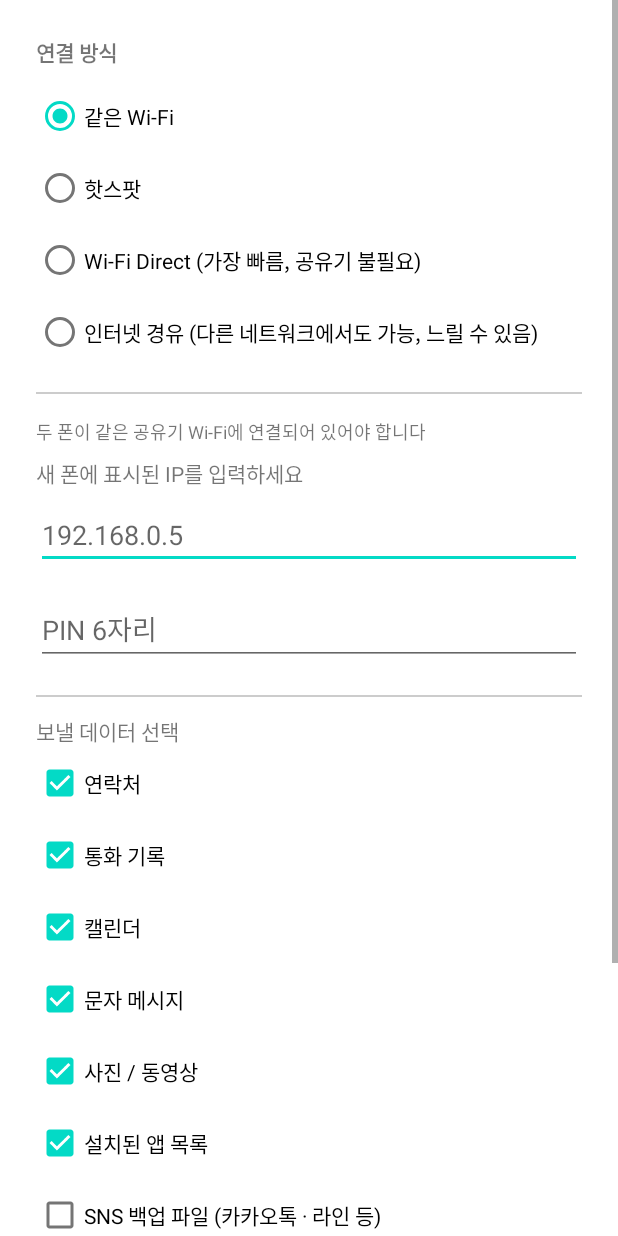
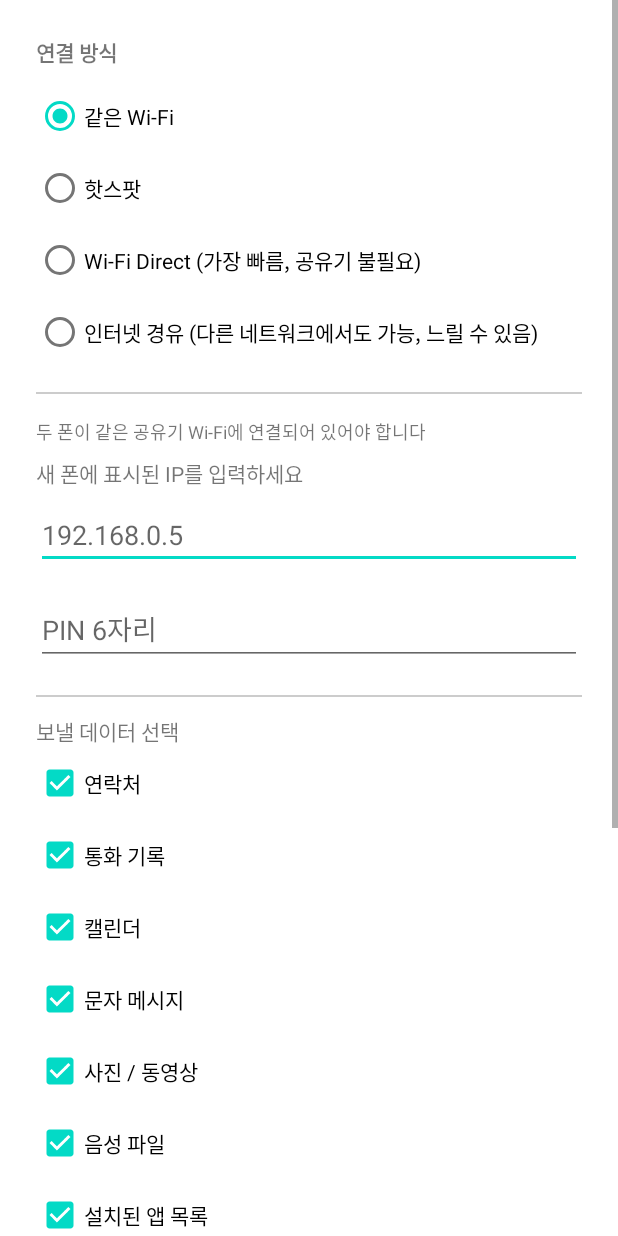
Before and after one commit to allpe409/hp_remote, an Android app: the SendActivity screen opened directly, with no data from a screen before it, on a phone screen of 412 x 824 dp. Run offline under Robolectric (Android 15) with nearby library versions, the phone set to English and light mode, and no system bars.

Commit message:
clone: add audio category + newest-first sort for file-based categories
Audio was missing from the clone list (MediaStore.Audio had no
matching category). Also adds a sort option for file-based categories
(photo/audio/video/SNS backup) so large transfers send the most
recent files first by default - if the transfer is interrupted
partway through, the most-wanted files are the ones already copied.

```diff
--- a/android/feature-clone/src/main/java/com/hpremote/clone/SendActivity.kt
+++ b/android/feature-clone/src/main/java/com/hpremote/clone/SendActivity.kt
@@ -14,6 +14,7 @@ import com.hpremote.clone.transfer.ConnectionMethod
 import com.hpremote.clone.transfer.DEFAULT_RELAY_URL
 import com.hpremote.clone.transfer.DuplexConnector
 import com.hpremote.clone.transfer.LocalConnector
+import com.hpremote.clone.transfer.SortOrder
 import com.hpremote.clone.transfer.TRANSFER_PORT
 import com.hpremote.clone.transfer.TimeEstimate
 import com.hpremote.clone.transfer.TransferClient
@@ -159,9 +160,13 @@ class SendActivity : AppCompatActivity() {
             result += Category.PHOTO
             result += Category.VIDEO
         }
+        if (binding.cbAudio.isChecked) result += Category.AUDIO
         if (binding.cbSnsBackup.isChecked) result += Category.SNS_BACKUP
         return result
     }
+
+    private fun selectedSortOrder(): SortOrder =
+        if (binding.radioSortOldestSend.isChecked) SortOrder.OLDEST_FIRST else SortOrder.NEWEST_FIRST
 
     private fun buildConnector(): DuplexConnector? {
         val pin = binding.editPin.text.toString().trim()
@@ -216,6 +221,7 @@ class SendActivity : AppCompatActivity() {
             pin = pin,
             categories = categories,
             snsBackupTreeUri = snsBackupTreeUri,
+            sortOrder = selectedSortOrder(),
             onProgress = { p ->
                 runOnUiThread {
                     binding.textCategoryIndexSend.text =
--- a/android/feature-clone/src/main/java/com/hpremote/clone/transfer/IoUtils.kt
+++ b/android/feature-clone/src/main/java/com/hpremote/clone/transfer/IoUtils.kt
@@ -37,6 +37,7 @@ fun categoryLabel(category: Category): String = when (category) {
     Category.SMS -> "문자 메시지"
     Category.APP_LIST -> "설치된 앱 목록"
     Category.PHOTO -> "사진"
+    Category.AUDIO -> "음성 파일"
     Category.VIDEO -> "동영상"
     Category.SNS_BACKUP -> "SNS 백업 파일 (카카오톡·라인 등)"
 }
--- a/android/feature-clone/src/main/java/com/hpremote/clone/transfer/TransferClient.kt
+++ b/android/feature-clone/src/main/java/com/hpremote/clone/transfer/TransferClient.kt
@@ -19,6 +19,7 @@ class TransferClient(
     private val pin: String,
     private val categories: Set<Category>,
     private val snsBackupTreeUri: Uri?,
+    private val sortOrder: SortOrder,
     private val onProgress: (TransferProgress) -> Unit,
     private val onDone: (success: Boolean, message: String) -> Unit
 ) {
@@ -87,9 +88,9 @@ class TransferClient(
                 if (category.isFileBased) {
                     val files = safeExport({
                         if (category == Category.SNS_BACKUP) {
-                            snsBackupTreeUri?.let { SnsBackupExporter.list(context, it) } ?: emptyList()
+                            snsBackupTreeUri?.let { SnsBackupExporter.list(context, it, sortOrder) } ?: emptyList()
                         } else {
-                            MediaExporter.list(context, category)
+                            MediaExporter.list(context, category, sortOrder)
                         }
                     }, emptyList<MediaFile>())
                     val total = files.size.coerceAtLeast(1)
--- a/android/feature-clone/src/main/res/layout/activity_send.xml
+++ b/android/feature-clone/src/main/res/layout/activity_send.xml
@@ -200,6 +200,13 @@
             android:text="사진 / 동영상" />
 
         <CheckBox
+            android:id="@+id/cb_audio"
+            android:layout_width="match_parent"
+            android:layout_height="wrap_content"
+            android:checked="true"
+            android:text="음성 파일" />
+
+        <CheckBox
             android:id="@+id/cb_apps"
             android:layout_width="match_parent"
             android:layout_height="wrap_content"
@@ -243,6 +250,42 @@
                 android:textSize="12sp" />
 
         </LinearLayout>
+
+        <TextView
+            android:layout_width="wrap_content"
+            android:layout_height="wrap_content"
+            android:layout_marginTop="16dp"
+            android:text="사진 · 동영상 · 음성 · SNS 백업 정렬"
+            android:textSize="14sp" />
+
+        <TextView
+            android:layout_width="match_parent"
+            android:layout_height="wrap_content"
+            android:layout_marginTop="2dp"
+            android:text="용량이 큰 항목이라 도중에 끊겨도 중요한 파일이 먼저 넘어가도록 최신순이 기본입니다"
+            android:textSize="12sp" />
+
+        <RadioGroup
+            android:id="@+id/radio_sort_order_send"
+            android:layout_width="match_parent"
+            android:layout_height="wrap_content"
+            android:orientation="horizontal">
+
+            <RadioButton
+                android:id="@+id/radio_sort_newest_send"
+                android:layout_width="wrap_content"
+                android:layout_height="wrap_content"
+                android:checked="true"
+                android:text="최신순 (기본)" />
+
+            <RadioButton
+                android:id="@+id/radio_sort_oldest_send"
+                android:layout_width="wrap_content"
+                android:layout_height="wrap_content"
+                android:layout_marginStart="20dp"
+                android:text="오래된순" />
+
+        </RadioGroup>
 
         <Button
             android:id="@+id/btn_connect_send"
```
Also changed, not shown: android/feature-clone/src/main/java/com/hpremote/clone/data/MediaData.kt (+25 -12 lines), android/feature-clone/src/main/java/com/hpremote/clone/data/SnsBackupData.kt (+10 -3 lines), android/feature-clone/src/main/java/com/hpremote/clone/transfer/TransferProtocol.kt (+11 -2 lines).
